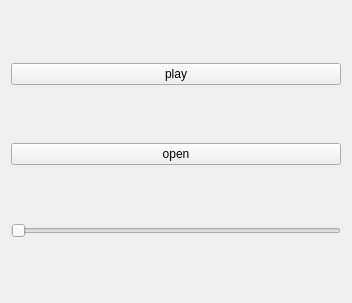
Qt form misNotas/audionoteform.ui (e1nfalt/misNotas) before a commit.
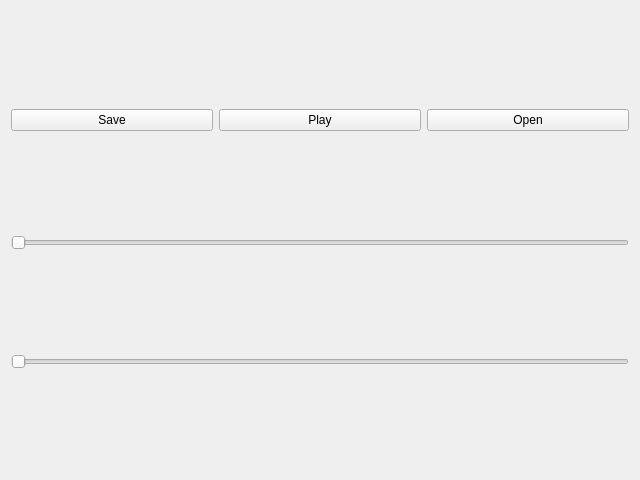
The same form after that commit.

The edit to the form file:
```diff
--- a/misNotas/audionoteform.ui
+++ b/misNotas/audionoteform.ui
@@ -6,34 +6,52 @@
    <rect>
     <x>0</x>
     <y>0</y>
-    <width>352</width>
-    <height>303</height>
+    <width>640</width>
+    <height>480</height>
    </rect>
   </property>
   <property name="windowTitle">
    <string>Form</string>
   </property>
-  <layout class="QVBoxLayout" name="verticalLayout">
+  <layout class="QHBoxLayout" name="horizontalLayout">
    <item>
+    <layout class="QGridLayout" name="gridLayout">
+     <item row="4" column="1" colspan="3">
+      <widget class="QSlider" name="volumeControl">
+       <property name="orientation">
+        <enum>Qt::Horizontal</enum>
+       </property>
+      </widget>
+     </item>
+     <item row="3" column="2">
     <widget class="QPushButton" name="play_button">
      <property name="text">
-      <string>play</string>
+        <string>Play</string>
      </property>
     </widget>
    </item>
-   <item>
+     <item row="3" column="3">
     <widget class="QPushButton" name="open_button">
      <property name="text">
-      <string>open</string>
+        <string>Open</string>
      </property>
     </widget>
    </item>
-   <item>
-    <widget class="QSlider" name="volumeControl">
+     <item row="3" column="1">
+      <widget class="QPushButton" name="saveButton">
+       <property name="text">
+        <string>Save</string>
+       </property>
+      </widget>
+     </item>
+     <item row="5" column="1" colspan="3">
+      <widget class="QSlider" name="positionSlider">
      <property name="orientation">
       <enum>Qt::Horizontal</enum>
      </property>
     </widget>
+     </item>
+    </layout>
    </item>
   </layout>
  </widget>
```
Lines whose indentation alone changed are shown as unchanged.
